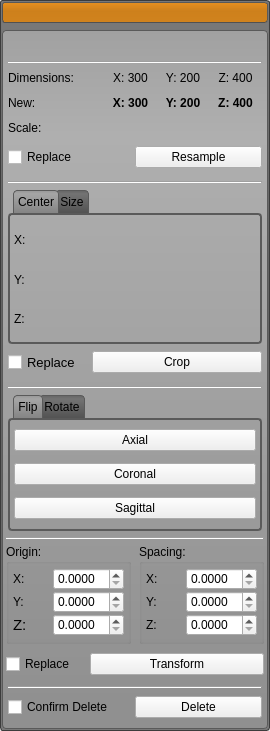
This is src/Interface/AppInterface/LayerGroupWidget.ui in SCIInstitute/Seg3D as Qt 5 draws it before an edit. The edited form follows.
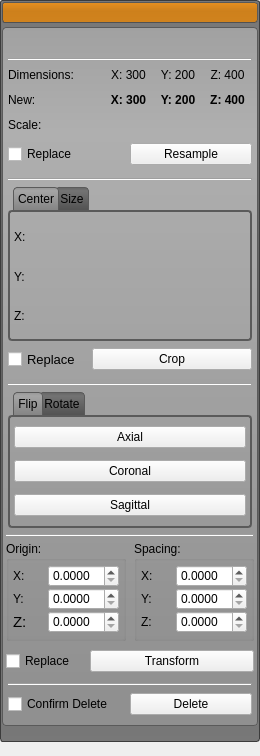
This is the edited form. Icons and pictures are not drawn.

The edit to the form file:
```diff
--- a/src/Interface/AppInterface/LayerGroupWidget.ui
+++ b/src/Interface/AppInterface/LayerGroupWidget.ui
@@ -6,8 +6,8 @@
    <rect>
     <x>0</x>
     <y>0</y>
-    <width>270</width>
-    <height>731</height>
+    <width>260</width>
+    <height>752</height>
    </rect>
   </property>
   <property name="sizePolicy">
@@ -981,7 +981,7 @@
                   <number>0</number>
                  </property>
                  <property name="elideMode">
-                  <enum>Qt::ElideNone</enum>
+                  <enum>Qt::ElideRight</enum>
                  </property>
                  <widget class="QWidget" name="tab">
                   <property name="minimumSize">
@@ -1943,9 +1943,23 @@
         </layout>
        </widget>
       </item>
+      <item>
+       <widget class="QLabel" name="fake_widget_">
+        <property name="text">
+         <string/>
+        </property>
+       </widget>
+      </item>
      </layout>
     </widget>
    </item>
+   <item>
+    <widget class="QLabel" name="group_dummy_">
+     <property name="text">
+      <string/>
+     </property>
+    </widget>
+   </item>
   </layout>
  </widget>
  <layoutdefault spacing="2" margin="0"/>
```
